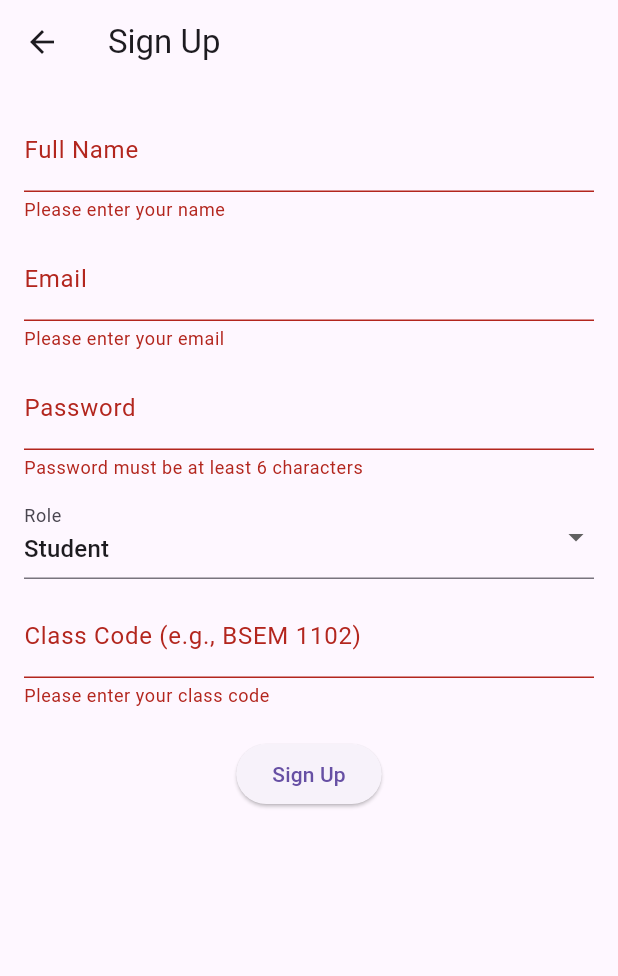
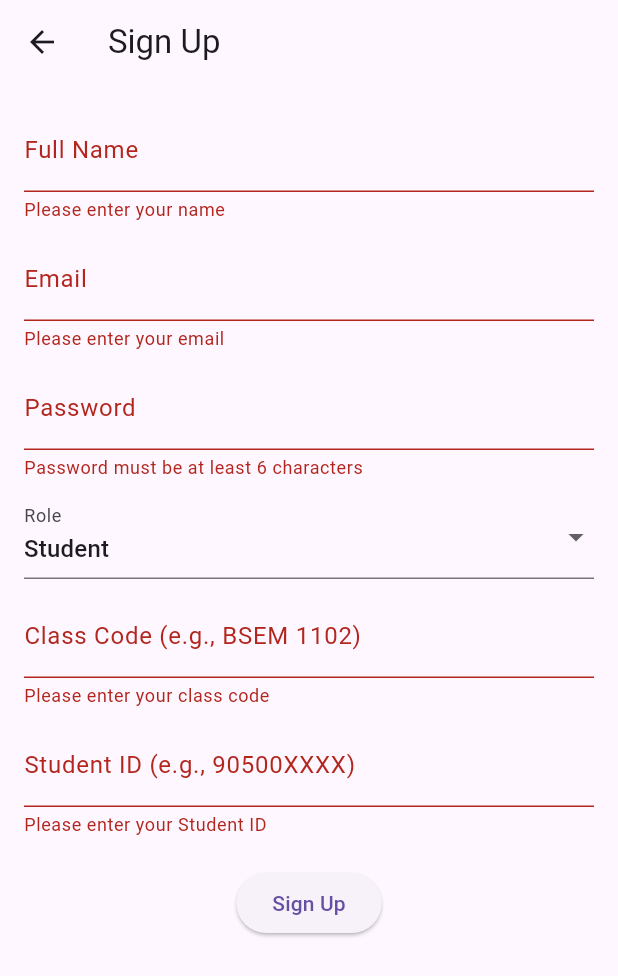
Before and after one commit to Mmah-Zombo/StudentResultApp, a Flutter app: the SignupScreen screen opened directly, after a tap on "Sign Up", on a phone screen of 412 x 824 dp. Shown: the top 976 px of the screen. Run offline on Flutter 3.47's test engine with Material 3 defaults, Android fonts, the phone set to English and light mode, and no system bars; our stand-ins replace shared_preferences, sqflite; accounts and stored records are empty.

Commit message:
Add Student ID

```diff
--- a/lib/data/db/database_helper.dart
+++ b/lib/data/db/database_helper.dart
@@ -15,20 +15,19 @@ class DatabaseHelper {
     return _database!;
   }
 
-  // Future<void> deleteDatabaseFile() async {
-  //   final dbPath = await getDatabasesPath();
-  //   final path = join(dbPath, 'auth_app.db');
-  //   await deleteDatabase(path);
-  //   print('Database deleted.');
-  // }
-
   Future<Database> _initDatabase() async {
     final dbPath = await getDatabasesPath();
     final path = join(dbPath, 'auth_app.db');
 
     return await openDatabase(
       path,
-      version: 1,
+      version: 2, // Incremented version for migration
+      onUpgrade: (db, oldVersion, newVersion) async {
+        if (oldVersion < 2) {
+          // Add `studentId` column for students
+          await db.execute("ALTER TABLE users ADD COLUMN studentId BIGINT");
+        }
+      },
       onCreate: (db, version) async {
         await db.execute('''
           CREATE TABLE users(
@@ -37,7 +36,8 @@ class DatabaseHelper {
           email TEXT UNIQUE,
           password TEXT,
           role TEXT,
-          class TEXT
+          class TEXT,
+          studentId BIGINT
         )
         ''');
       },
@@ -45,7 +45,7 @@ class DatabaseHelper {
   }
 
   Future<int> registerUser(String name, String email, String password,
-      String role, String userClass) async {
+      String role, String userClass, String? studentId) async {
     final db = await database;
     try {
       return await db.insert('users', {
@@ -54,6 +54,8 @@ class DatabaseHelper {
         'password': password,
         'role': role,
         'class': userClass,
+        'studentId':
+            role == 'Student' ? studentId : null, // Only set for students
       });
     } catch (e) {
       if (e is DatabaseException && e.isUniqueConstraintError()) {
--- a/lib/screens/login_screen.dart
+++ b/lib/screens/login_screen.dart
@@ -32,7 +32,7 @@ class _LoginScreenState extends State<LoginScreen> {
             builder: (context) => StudentDashboard(
               studentName: user['name'],
               userName: user['name'],
-              studentId: user['id'].toString(),
+              studentId: user['studentId'].toString(),
               studentClass: user['class'], // Replace with actual column
             ),
           ),
--- a/lib/screens/signup_screen.dart
+++ b/lib/screens/signup_screen.dart
@@ -15,6 +15,8 @@ class _SignupScreenState extends State<SignupScreen> {
   final _passwordController = TextEditingController();
   final _classController =
       TextEditingController(); // Controller for student class
+  final _studentIdController =
+      TextEditingController(); // Controller for student ID
   String _role = 'Student'; // Default role
 
   void _register() async {
@@ -25,12 +27,21 @@ class _SignupScreenState extends State<SignupScreen> {
       final role = _role;
       final studentClass =
           _role == 'Student' ? _classController.text.trim() : 'N/A';
+      final studentId =
+          _role == 'Student' ? _studentIdController.text.trim() : null;
 
       final dbHelper = DatabaseHelper();
 
       try {
         // Attempt to register the user
-        await dbHelper.registerUser(name, email, password, role, studentClass);
+        await dbHelper.registerUser(
+          name,
+          email,
+          password,
+          role,
+          studentClass,
+          studentId,
+        );
 
         // Show success message
         ScaffoldMessenger.of(context).showSnackBar(
@@ -53,11 +64,14 @@ class _SignupScreenState extends State<SignupScreen> {
   Widget build(BuildContext context) {
     return Scaffold(
       appBar: AppBar(title: const Text('Sign Up')),
-      body: Padding(
+      body: SingleChildScrollView(
+        // Enables scrolling when content overflows
+        child: Padding(
           padding: const EdgeInsets.all(16.0),
           child: Form(
             key: _formKey,
             child: Column(
+              crossAxisAlignment: CrossAxisAlignment.start,
               children: [
                 // Full Name Field
                 TextFormField(
@@ -107,7 +121,8 @@ class _SignupScreenState extends State<SignupScreen> {
                   value: _role,
                   items: const [
                     DropdownMenuItem(value: 'Student', child: Text('Student')),
-                  DropdownMenuItem(value: 'Lecturer', child: Text('Lecturer')),
+                    DropdownMenuItem(
+                        value: 'Lecturer', child: Text('Lecturer')),
                   ],
                   onChanged: (value) {
                     setState(() {
@@ -115,6 +130,8 @@ class _SignupScreenState extends State<SignupScreen> {
                       if (_role == 'Lecturer') {
                         _classController
                             .clear(); // Clear class input for lecturers
+                        _studentIdController
+                            .clear(); // Clear student ID input for lecturers
                       }
                     });
                   },
@@ -136,14 +153,37 @@ class _SignupScreenState extends State<SignupScreen> {
                       return null;
                     },
                   ),
+                const SizedBox(height: 10),
+
+                // Student ID Field (Visible only for Students)
+                if (_role == 'Student')
+                  TextFormField(
+                    controller: _studentIdController,
+                    decoration: const InputDecoration(
+                        labelText: 'Student ID (e.g., 90500XXXX)'),
+                    keyboardType: TextInputType.number,
+                    validator: (value) {
+                      if (_role == 'Student' &&
+                          (value == null || value.isEmpty)) {
+                        return 'Please enter your Student ID';
+                      }
+                      if (_role == 'Student' && value!.length != 9) {
+                        return 'Student ID must be exactly 9 digits';
+                      }
+                      return null;
+                    },
+                  ),
                 const SizedBox(height: 20),
 
                 // Sign Up Button
-              ElevatedButton(
+                Center(
+                  child: ElevatedButton(
                     onPressed: _register,
                     child: const Text('Sign Up'),
                   ),
+                ),
               ],
+            ),
           ),
         ),
       ),
```
Lines whose indentation alone changed are shown as unchanged.
